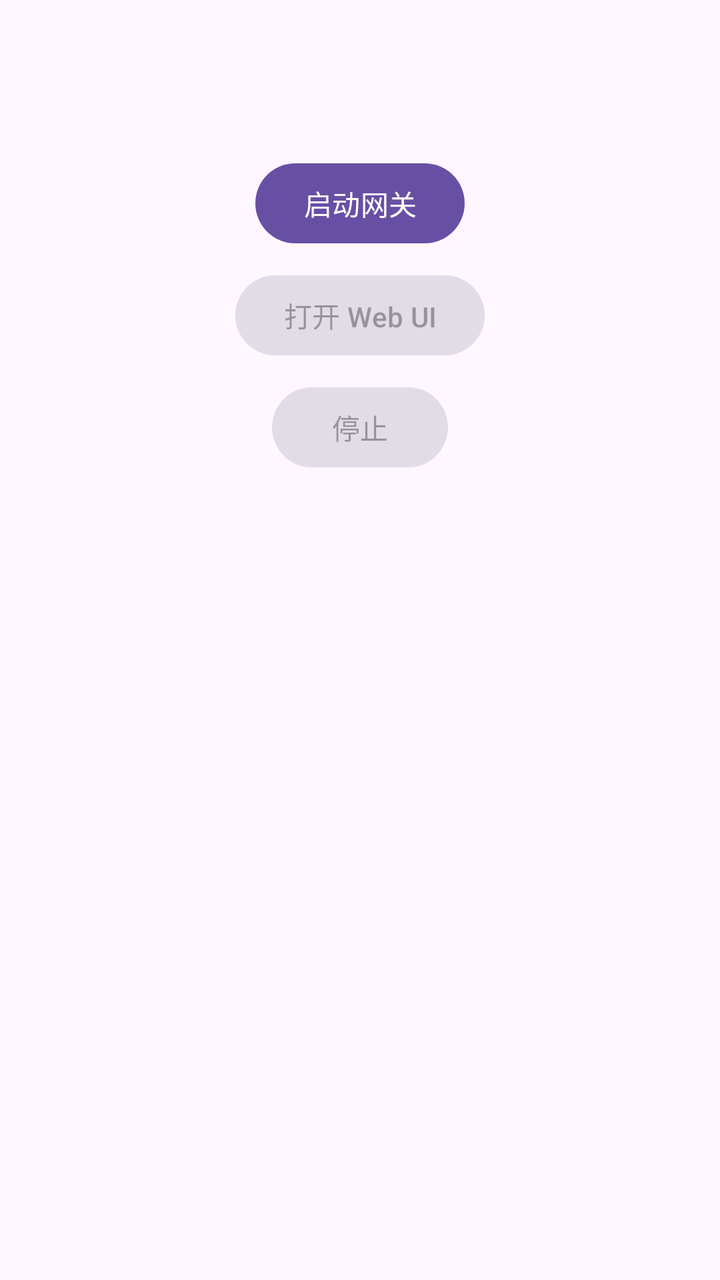
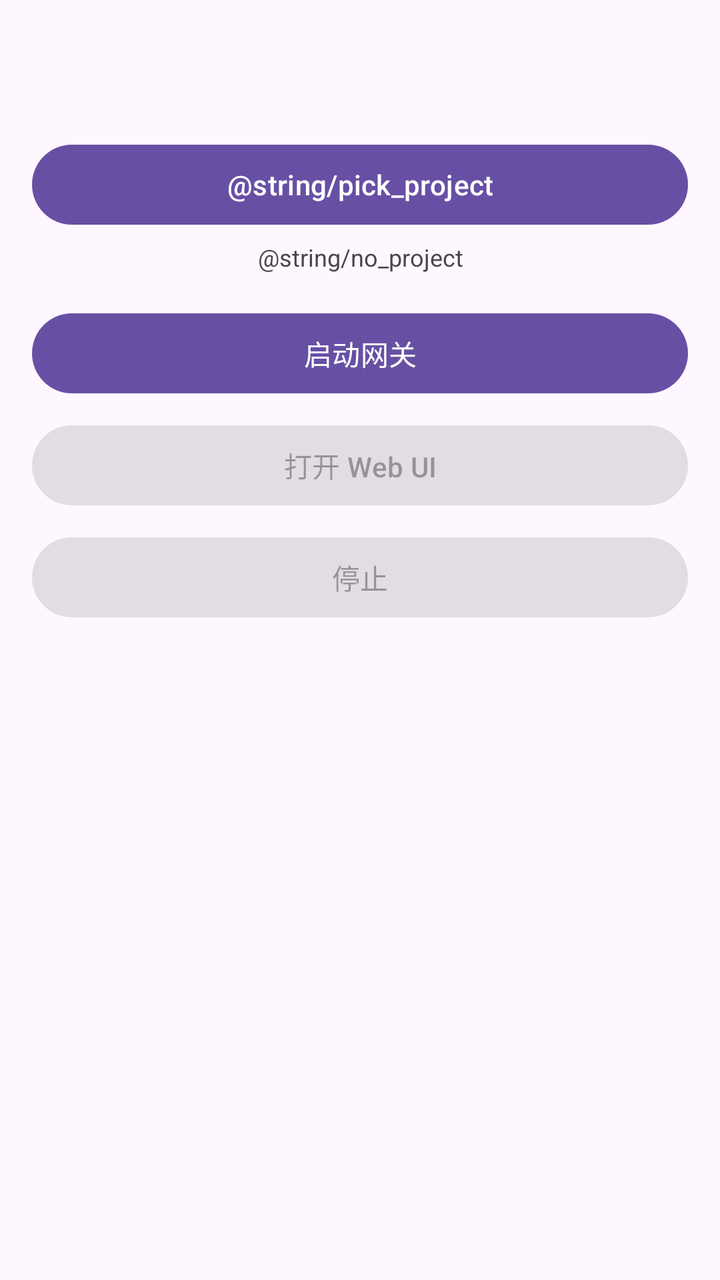

Compare the two renders of this Android layout. The source of the first and the diff that turns it into the second are given below.
<!-- AndroidManifest.xml: application theme Theme.OCGW -->
<!-- res/layout/activity_main.xml -->
<?xml version="1.0" encoding="utf-8"?>
<LinearLayout xmlns:android="http://schemas.android.com/apk/res/android"
    android:layout_width="match_parent"
    android:layout_height="match_parent"
    android:orientation="vertical"
    android:padding="16dp"
    android:gravity="center_horizontal">

    <TextView
        android:id="@+id/status"
        android:layout_width="wrap_content"
        android:layout_height="wrap_content"
        android:textSize="16sp"
        android:layout_marginTop="24dp" />

    <ProgressBar
        android:id="@+id/progress"
        android:layout_width="wrap_content"
        android:layout_height="wrap_content"
        android:layout_marginTop="16dp"
        android:visibility="gone" />

    <Button
        android:id="@+id/startBtn"
        android:layout_width="wrap_content"
        android:layout_height="wrap_content"
        android:text="@string/start"
        android:layout_marginTop="16dp" />

    <Button
        android:id="@+id/openBtn"
        android:layout_width="wrap_content"
        android:layout_height="wrap_content"
        android:text="@string/open_ui"
        android:enabled="false"
        android:layout_marginTop="8dp" />

    <Button
        android:id="@+id/stopBtn"
        android:layout_width="wrap_content"
        android:layout_height="wrap_content"
        android:text="@string/stop"
        android:enabled="false"
        android:layout_marginTop="8dp" />
</LinearLayout>
<!-- resources referenced by this layout -->
<resources>
  <string name="open_ui">打开 Web UI</string>
  <string name="start">启动网关</string>
  <string name="stop">停止</string>
  <style name="Theme.OCGW" parent="Theme.Material3.DayNight.NoActionBar">
          <item name="android:windowFullscreen">false</item>
      </style>
</resources>

<!-- the commit's change to res/layout/activity_main.xml (unified diff, before → after) -->
@@ -8,28 +8,45 @@
 
     <TextView
         android:id="@+id/status"
-        android:layout_width="wrap_content"
+        android:layout_width="match_parent"
         android:layout_height="wrap_content"
-        android:textSize="16sp"
-        android:layout_marginTop="24dp" />
+        android:textSize="15sp"
+        android:layout_marginTop="16dp"
+        android:gravity="center" />
 
     <ProgressBar
         android:id="@+id/progress"
         android:layout_width="wrap_content"
         android:layout_height="wrap_content"
-        android:layout_marginTop="16dp"
+        android:layout_marginTop="12dp"
         android:visibility="gone" />
 
     <Button
+        android:id="@+id/pickBtn"
+        android:layout_width="match_parent"
+        android:layout_height="wrap_content"
+        android:text="@string/pick_project"
+        android:layout_marginTop="16dp" />
+
+    <TextView
+        android:id="@+id/projectPath"
+        android:layout_width="match_parent"
+        android:layout_height="wrap_content"
+        android:textSize="12sp"
+        android:text="@string/no_project"
+        android:gravity="center"
+        android:layout_marginTop="4dp" />
+
+    <Button
         android:id="@+id/startBtn"
-        android:layout_width="wrap_content"
+        android:layout_width="match_parent"
         android:layout_height="wrap_content"
         android:text="@string/start"
         android:layout_marginTop="16dp" />
 
     <Button
         android:id="@+id/openBtn"
-        android:layout_width="wrap_content"
+        android:layout_width="match_parent"
         android:layout_height="wrap_content"
         android:text="@string/open_ui"
         android:enabled="false"
@@ -37,9 +54,19 @@
 
     <Button
         android:id="@+id/stopBtn"
-        android:layout_width="wrap_content"
+        android:layout_width="match_parent"
         android:layout_height="wrap_content"
         android:text="@string/stop"
         android:enabled="false"
         android:layout_marginTop="8dp" />
+
+    <TextView
+        android:id="@+id/gatewayInfo"
+        android:layout_width="match_parent"
+        android:layout_height="wrap_content"
+        android:textSize="11sp"
+        android:layout_marginTop="16dp"
+        android:gravity="center"
+        android:textIsSelectable="true"
+        android:text="" />
 </LinearLayout>
